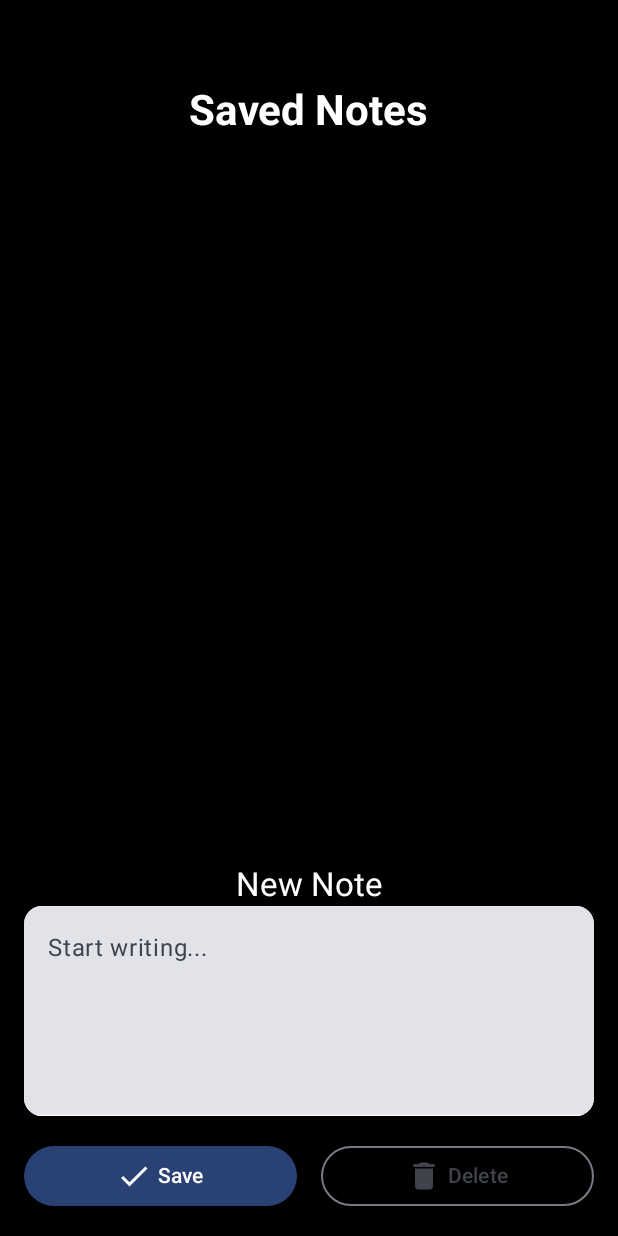
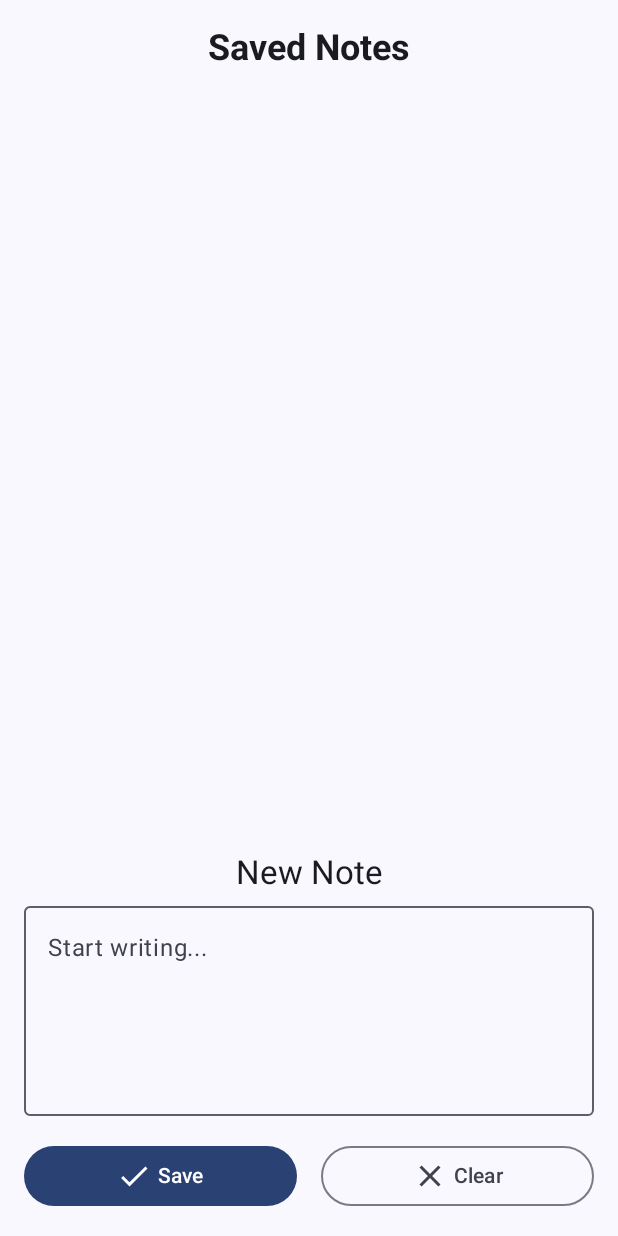
Before and after one commit to Icey067/Android-Notes-App, an Android app built with Jetpack Compose: the screen it shows after launch (MainActivity), on a phone screen of 412 x 824 dp. Run offline under Robolectric (Android 15) with nearby library versions, the phone set to English and light mode, and no system bars.

Commit message:
Added LazyColumn, Better functionality.

```diff
--- a/app/src/main/java/com/example/notesmakingapp/MainActivity.kt
+++ b/app/src/main/java/com/example/notesmakingapp/MainActivity.kt
@@ -4,24 +4,22 @@ import android.os.Bundle
 import android.widget.Toast
 import androidx.activity.ComponentActivity
 import androidx.activity.compose.setContent
-import androidx.compose.foundation.background
 import androidx.compose.foundation.layout.*
 import androidx.compose.foundation.lazy.LazyColumn
 import androidx.compose.foundation.lazy.items
 import androidx.compose.foundation.shape.RoundedCornerShape
 import androidx.compose.material.icons.Icons
+import androidx.compose.material.icons.filled.Clear
 import androidx.compose.material.icons.filled.Delete
 import androidx.compose.material.icons.filled.Done
 import androidx.compose.material3.*
 import androidx.compose.runtime.*
 import androidx.compose.ui.Alignment
 import androidx.compose.ui.Modifier
-import androidx.compose.ui.graphics.Color
 import androidx.compose.ui.platform.LocalContext
 import androidx.compose.ui.text.font.FontWeight
 import androidx.compose.ui.tooling.preview.Preview
 import androidx.compose.ui.unit.dp
-import androidx.compose.ui.unit.sp
 import com.example.notesmakingapp.ui.theme.NotesMakingAppTheme
 import java.io.File
 import java.io.IOException
@@ -92,53 +90,48 @@ fun NoteAppScreen() {
         Column(
             modifier = Modifier
                 .fillMaxSize()
-                .background(Color.Black)
                 .padding(innerPadding)
-                .padding(16.dp),
+                .padding(horizontal = 16.dp),
             horizontalAlignment = Alignment.CenterHorizontally
         ) {
-            Spacer(modifier = Modifier.height(40.dp))
+            Spacer(modifier = Modifier.height(16.dp))
 
             Text(
                 text = "Saved Notes",
-                style = MaterialTheme.typography.headlineMedium,
+                style = MaterialTheme.typography.headlineSmall,
                 fontWeight = FontWeight.Bold,
-                color = Color.White
+                color = MaterialTheme.colorScheme.onBackground
             )
 
-            Spacer(modifier = Modifier.height(25.dp))
+            Spacer(modifier = Modifier.height(16.dp))
 
-            LazyColumn{
+            LazyColumn(
+                modifier = Modifier.weight(1f)
+            ) {
                 items(savedNotes.value) { note ->
                     SavedNoteCard(note = note, onDelete = { deleteNote(note.fileName) })
                     Spacer(modifier = Modifier.height(8.dp))
                 }
             }
 
-            Spacer(modifier = Modifier.weight(1f))
+            Spacer(modifier = Modifier.height(16.dp))
+
             Text(
                 text = "New Note",
                 style = MaterialTheme.typography.titleLarge,
-                color = Color.White
+                color = MaterialTheme.colorScheme.onBackground
             )
 
-            Card(
+            Spacer(modifier = Modifier.height(8.dp))
+
+            OutlinedTextField(
+                value = newNoteContent.value,
+                onValueChange = { newNoteContent.value = it },
                 modifier = Modifier
                     .fillMaxWidth()
                     .height(140.dp),
-                elevation = CardDefaults.cardElevation(defaultElevation = 4.dp)
-            ) {
-                TextField(
-                    value = newNoteContent.value,
-                    onValueChange = { newNoteContent.value = it },
-                    modifier = Modifier.fillMaxSize(),
-                    placeholder = { Text("Start writing...") },
-                    colors = TextFieldDefaults.colors(
-                        focusedIndicatorColor = MaterialTheme.colorScheme.surface,
-                        unfocusedIndicatorColor = MaterialTheme.colorScheme.surface,
-                    )
-                )
-            }
+                placeholder = { Text("Start writing...") }
+            )
 
             Spacer(modifier = Modifier.height(16.dp))
 
@@ -152,11 +145,12 @@ fun NoteAppScreen() {
                     Text("Save")
                 }
                 OutlinedButton(onClick = { newNoteContent.value = "" }, modifier = Modifier.weight(1f)) {
-                    Icon(Icons.Default.Delete, contentDescription = "Clear Input")
+                    Icon(Icons.Default.Clear, contentDescription = "Clear Input")
                     Spacer(modifier = Modifier.width(4.dp))
-                    Text("Delete")
+                    Text("Clear")
                 }
             }
+            Spacer(modifier = Modifier.height(16.dp))
         }
     }
 }
@@ -167,7 +161,7 @@ fun SavedNoteCard(note: Note, onDelete: () -> Unit) {
         modifier = Modifier.fillMaxWidth(),
         shape = RoundedCornerShape(8.dp),
         colors = CardDefaults.cardColors(
-            containerColor = Color(0xFF1E1E1E)
+            containerColor = MaterialTheme.colorScheme.surfaceVariant
         ),
         elevation = CardDefaults.cardElevation(defaultElevation = 2.dp)
     ) {
@@ -181,13 +175,13 @@ fun SavedNoteCard(note: Note, onDelete: () -> Unit) {
             Text(
                 text = note.content,
                 modifier = Modifier.weight(1f),
-                color = Color.White
+                color = MaterialTheme.colorScheme.onSurfaceVariant
             )
             IconButton(onClick = onDelete) {
                 Icon(
                     imageVector = Icons.Default.Delete,
                     contentDescription = "Delete Note",
-                    tint = Color.White.copy(alpha = 0.7f)
+                    tint = MaterialTheme.colorScheme.onSurfaceVariant
                 )
             }
         }
```
